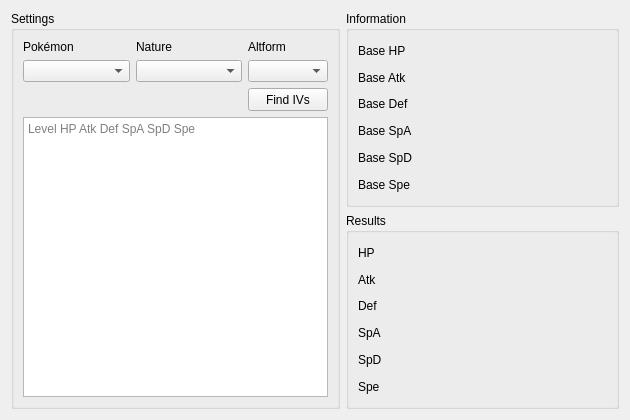
Old version of the form Forms/Tools/IVCalculator.ui in the repository Admiral-Fish/RaidFinder.
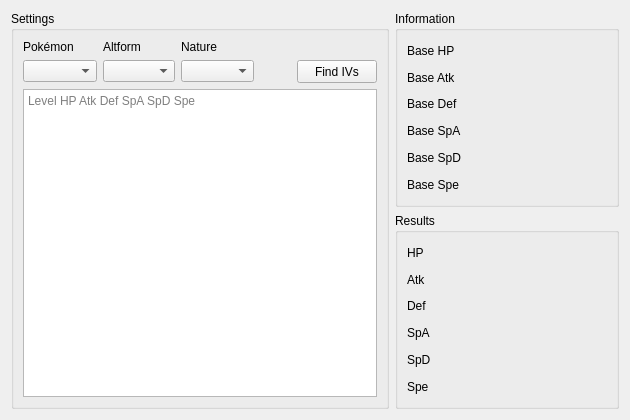
New version of the form.

Commit message: moved altform inbetween pokemon and nature

```diff
--- a/Forms/Tools/IVCalculator.ui
+++ b/Forms/Tools/IVCalculator.ui
@@ -26,71 +26,84 @@
       <string>Settings</string>
      </property>
      <layout class="QGridLayout" name="gridLayout">
-      <item row="0" column="0">
-       <widget class="QLabel" name="labelSpecies">
-        <property name="text">
-         <string>Pokémon</string>
+      <item row="3" column="0" colspan="5">
+       <widget class="QTextEdit" name="textEdit">
+        <property name="toolTip">
+         <string>Enter each entry on a new line with a space between each number</string>
+        </property>
+        <property name="placeholderText">
+         <string>Level HP Atk Def SpA SpD Spe</string>
         </property>
        </widget>
+      </item>
+      <item row="0" column="0" colspan="5">
+       <layout class="QGridLayout" name="gridLayout_8" columnstretch="2,0,2,1,2">
+        <item row="2" column="1">
+         <widget class="QComboBox" name="comboBoxAltForm"/>
       </item>
       <item row="0" column="1">
-       <widget class="QLabel" name="labelNature">
-        <property name="text">
-         <string>Nature</string>
-        </property>
-       </widget>
-      </item>
-      <item row="0" column="2">
        <widget class="QLabel" name="labelAltForm">
         <property name="text">
          <string>Altform</string>
         </property>
        </widget>
       </item>
-      <item row="1" column="0">
-       <widget class="QComboBox" name="comboBoxPokemon"/>
-      </item>
-      <item row="1" column="1">
+        <item row="0" column="2">
+         <widget class="QLabel" name="labelNature">
+          <property name="text">
+           <string>Nature</string>
+          </property>
+         </widget>
+        </item>
+        <item row="0" column="0">
+         <widget class="QLabel" name="labelSpecies">
+          <property name="text">
+           <string>Pokémon</string>
+          </property>
+         </widget>
+        </item>
+        <item row="2" column="4">
+         <widget class="QPushButton" name="pushButtonFindIVs">
+          <property name="sizePolicy">
+           <sizepolicy hsizetype="Preferred" vsizetype="Fixed">
+            <horstretch>0</horstretch>
+            <verstretch>0</verstretch>
+           </sizepolicy>
+          </property>
+          <property name="minimumSize">
+           <size>
+            <width>0</width>
+            <height>23</height>
+           </size>
+          </property>
+          <property name="text">
+           <string>Find IVs</string>
+          </property>
+         </widget>
+        </item>
+        <item row="2" column="2">
        <widget class="QComboBox" name="comboBoxNature"/>
       </item>
-      <item row="1" column="2">
-       <widget class="QComboBox" name="comboBoxAltForm"/>
-      </item>
-      <item row="2" column="0" colspan="2">
+        <item row="2" column="0">
+         <widget class="QComboBox" name="comboBoxPokemon"/>
+        </item>
+        <item row="2" column="3">
        <spacer name="horizontalSpacer">
         <property name="orientation">
          <enum>Qt::Horizontal</enum>
         </property>
+          <property name="sizeType">
+           <enum>QSizePolicy::Preferred</enum>
+          </property>
         <property name="sizeHint" stdset="0">
          <size>
-          <width>219</width>
+            <width>40</width>
           <height>20</height>
          </size>
         </property>
        </spacer>
       </item>
-      <item row="2" column="2">
-       <widget class="QPushButton" name="pushButtonFindIVs">
-        <property name="minimumSize">
-         <size>
-          <width>0</width>
-          <height>23</height>
-         </size>
-        </property>
-        <property name="text">
-         <string>Find IVs</string>
-        </property>
-       </widget>
-      </item>
-      <item row="3" column="0" colspan="3">
-       <widget class="QTextEdit" name="textEdit">
-        <property name="toolTip">
-         <string>Enter each entry on a new line with a space between each number</string>
-        </property>
-        <property name="placeholderText">
-         <string>Level HP Atk Def SpA SpD Spe</string>
-        </property>
-       </widget>
+       </layout>
       </item>
      </layout>
     </widget>
```
Left out of the diff: 4 changed lines with no effect on the pictures. Lines whose indentation alone changed are shown as unchanged.
